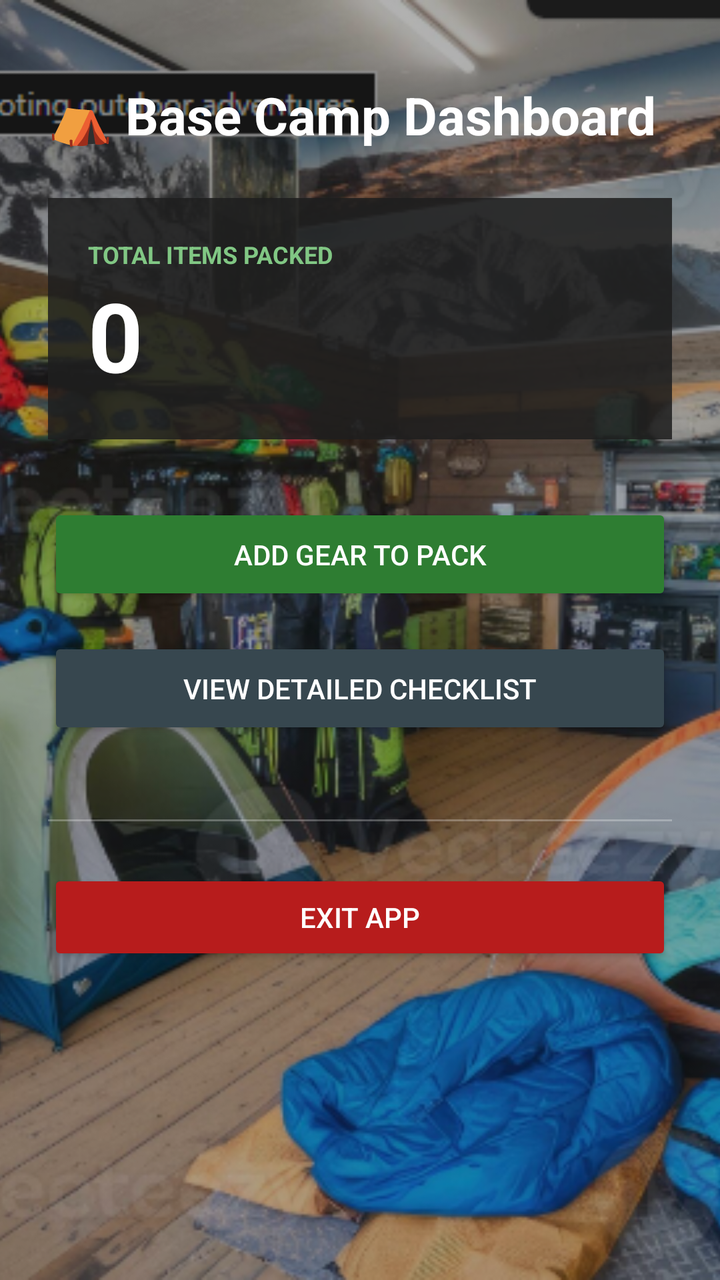
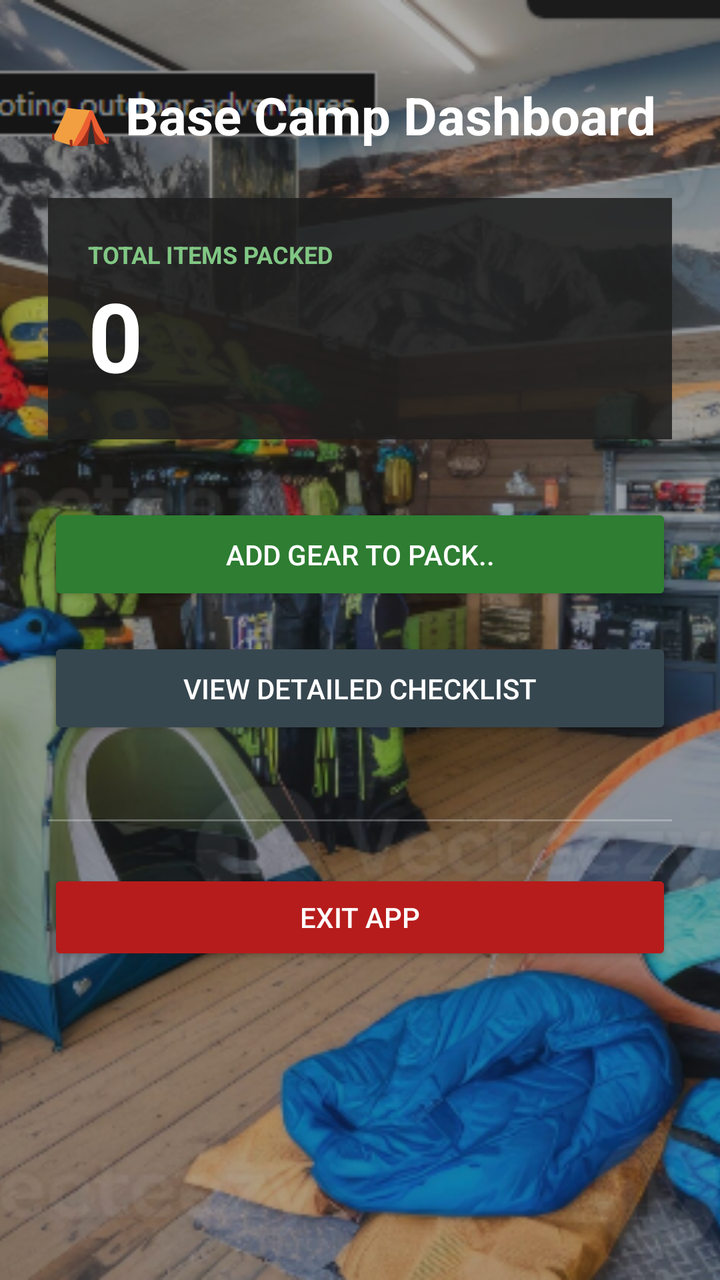

Compare the two renders of this Android layout. The source of the first and the diff that turns it into the second are given below.
<!-- AndroidManifest.xml: application theme Theme.CampsiteCommander1 -->
<!-- res/layout/activity_main.xml -->
<?xml version="1.0" encoding="utf-8"?>
<FrameLayout xmlns:android="http://schemas.android.com/apk/res/android"
    android:layout_width="match_parent"
    android:layout_height="match_parent">

    
    <ImageView
        android:layout_width="match_parent"
        android:layout_height="match_parent"
        android:src="@drawable/wild"
        android:scaleType="centerCrop" />

    
    <View
        android:layout_width="match_parent"
        android:layout_height="match_parent"
        android:background="@android:color/black"
        android:alpha="0.3" />

    <ScrollView
        android:layout_width="match_parent"
        android:layout_height="match_parent"
        android:fillViewport="true">

        <LinearLayout
            android:layout_width="match_parent"
            android:layout_height="wrap_content"
            android:orientation="vertical"
            android:padding="24dp">

            <TextView
                android:layout_width="wrap_content"
                android:layout_height="wrap_content"
                android:text="⛺ Base Camp Dashboard"
                android:textSize="26sp"
                android:textStyle="bold"
                android:textColor="#FFFFFF"
                android:layout_marginTop="16dp"
                android:layout_marginBottom="24dp"/>

            
            <LinearLayout
                android:layout_width="match_parent"
                android:layout_height="wrap_content"
                android:orientation="vertical"
                android:background="#DD1E1E1E"
                android:padding="20dp"
                android:layout_marginBottom="32dp">
                <TextView
                    android:layout_width="wrap_content"
                    android:layout_height="wrap_content"
                    android:text="TOTAL ITEMS PACKED"
                    android:textSize="12sp"
                    android:textColor="#81C784"
                    android:textStyle="bold"/>
                <TextView
                    android:id="@+id/tvTotalItemsCount"
                    android:layout_width="wrap_content"
                    android:layout_height="wrap_content"
                    android:text="0"
                    android:textSize="48sp"
                    android:textStyle="bold"
                    android:textColor="#FFFFFF"/>
            </LinearLayout>

            <Button
                android:id="@+id/btnLaunchAddGear"
                android:layout_width="match_parent"
                android:layout_height="wrap_content"
                android:text="Add Gear To Pack"
                android:backgroundTint="#2E7D32"
                android:textColor="#FFFFFF"
                android:padding="16dp"
                android:layout_marginBottom="16dp"/>

            <Button
                android:id="@+id/btnViewFullChecklist"
                android:layout_width="match_parent"
                android:layout_height="wrap_content"
                android:text="View Detailed Checklist"
                android:backgroundTint="#37474F"
                android:textColor="#FFFFFF"
                android:padding="16dp"
                android:layout_marginBottom="40dp"/>

            <View
                android:layout_width="match_parent"
                android:layout_height="1dp"
                android:background="#44FFFFFF"
                android:layout_marginBottom="24dp"/>

            <Button
                android:id="@+id/btnExitApplication"
                android:layout_width="match_parent"
                android:layout_height="wrap_content"
                android:text="Exit App"
                android:backgroundTint="#B71C1C"
                android:textColor="#FFFFFF"
                android:padding="12dp"/>
        </LinearLayout>
    </ScrollView>
</FrameLayout>
<!-- resources referenced by this layout -->
<resources>
  <!-- drawable wild: png bitmap (drawable, 836665 bytes) -->
  <style name="Theme.CampsiteCommander1" parent="Base.Theme.CampsiteCommander1" />
  <style name="Base.Theme.CampsiteCommander1" parent="Theme.Material3.DayNight.NoActionBar">
          
          
      </style>
</resources>

<!-- the commit's change to res/layout/activity_main.xml (unified diff, before → after) -->
@@ -67,7 +67,7 @@
                 android:id="@+id/btnLaunchAddGear"
                 android:layout_width="match_parent"
                 android:layout_height="wrap_content"
-                android:text="Add Gear To Pack"
+                android:text="Add Gear To Pack.."
                 android:backgroundTint="#2E7D32"
                 android:textColor="#FFFFFF"
                 android:padding="16dp"
